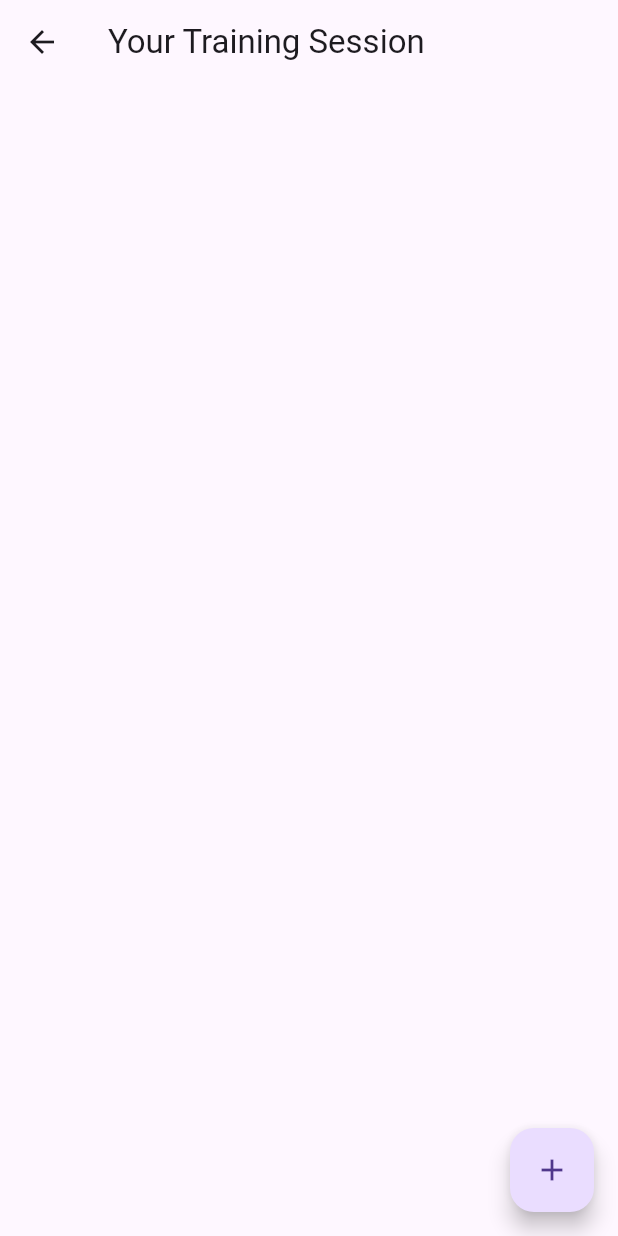
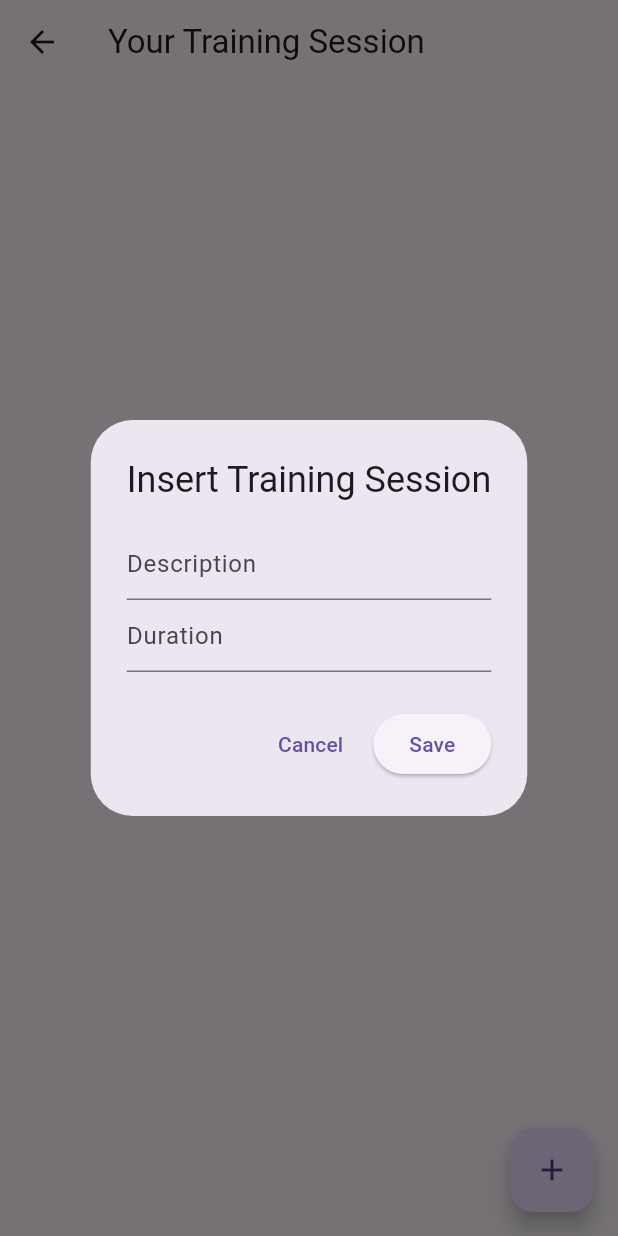
Before and after one commit to DavidKPV/Flutter_Learning, a Flutter app: the SessionsScreen screen opened directly, after a tap on the "add" icon, on a phone screen of 412 x 824 dp. Run offline on Flutter 3.47's test engine with Material 3 defaults, Android fonts, the phone set to English and light mode, and no system bars; our stand-ins replace flutter_dotenv, shared_preferences; accounts and stored records are empty.

Commit message:
Add complete session screen

```diff
--- a/lib/data/shared_preferences_helper.dart
+++ b/lib/data/shared_preferences_helper.dart
@@ -12,4 +12,29 @@ class SharedPreferencesHelper {
   Future writeSession(Session session) async {
     prefs.setString(session.id.toString(), json.encode(session.toJson()));
   }
+
+  List<Session> getSessions() {
+    List<Session> sessions = [];
+    Set<String> keys = prefs.getKeys();
+
+    keys.forEach((String key) {
+      if(key != "counter") {
+        Session session = Session.fromJson(jsonDecode(prefs.getString(key) ?? ""));
+        sessions.add(session);
+      }
+    });
+    return sessions;
+  }
+
+  Future setCounter() async {
+    int counter = prefs.getInt("counter") ?? 0;
+    counter++;
+    await prefs.setInt("counter", counter);
+  }
+
+  int getCounter() => prefs.getInt("counter") ?? 0;
+
+  Future  deleteSession(int id) async {
+    prefs.remove(id.toString());
+  }
 }
--- a/lib/screens/session_screen.dart
+++ b/lib/screens/session_screen.dart
@@ -10,15 +10,28 @@ class SessionsScreen extends StatefulWidget {
 }
 
 class _SessionsScreenState extends State<SessionsScreen> {
+  List<Session> sessions = [];
+  final TextEditingController textDescription = TextEditingController();
+  final TextEditingController textDuration = TextEditingController();
+  final SharedPreferencesHelper spHelper = SharedPreferencesHelper();
+
+  @override
+  void initState() {
+    spHelper.init().then((value) {updateScreen();});
+    super.initState();
+  }
+
   @override
   Widget build(BuildContext context) {
     return Scaffold(
       appBar: AppBar(
         title: Text("Your Training Session"),
       ),
-      body: Container(),
+      body: ListView(children: getContent()),
       floatingActionButton: FloatingActionButton(
-          onPressed: () {},
+          onPressed: () {
+            showSessionDialog(context);
+          },
         child: Icon(Icons.add),
       ),
     );
@@ -28,8 +41,83 @@ class _SessionsScreenState extends State<SessionsScreen> {
     return showDialog(
       context: context,
       builder: (BuildContext context)   {
-        return AlertDialog();
+        return AlertDialog(
+          title: Text("Insert Training Session"),
+          content: SingleChildScrollView(
+            child: Column(
+              children: [
+                TextField(
+                  controller: textDescription,
+                  decoration: InputDecoration(
+                    hintText: "Description",
+                  ),
+                ),
+                TextField(
+                  controller: textDuration,
+                  decoration: InputDecoration(
+                    hintText: "Duration",
+                  ),
+                ),
+              ],
+            ),
+          ),
+          actions: [
+            TextButton(
+                onPressed: () {
+                  Navigator.pop(context);
+                  textDescription.text = "";
+                  textDuration.text = "";
+                },
+                child: Text("Cancel")
+            ),
+            ElevatedButton(
+                onPressed: saveSession,
+                child: Text("Save")
+            )
+          ],
+        );
       }
     );
   }
+
+  Future saveSession() async {
+    DateTime now = DateTime.now();
+    String today = "${now.year}-${now.month}-${now.day}";
+    int id = spHelper.getCounter() + 1;
+    Session newSession = Session(
+        id, today, textDescription.text, int.tryParse(textDuration.text) ?? 0);
+    spHelper.writeSession(newSession).then(
+            (_) {
+              updateScreen();
+              spHelper.setCounter();
+            }
+    );
+    textDescription.text = "";
+    textDuration.text = "";
+    Navigator.pop(context);
+  }
+
+  List<Widget> getContent() {
+    List<Widget> tiles = [];
+    sessions.forEach((session) {
+      tiles.add(
+        Dismissible(
+          key: UniqueKey(),
+          onDismissed: (_) {
+            spHelper.deleteSession(session.id).then((_) {updateScreen();});
+          },
+          child: ListTile(
+            title: Text(session.description),
+            subtitle: Text("${session.date} - duration: ${session.duration} min"),
+          ),
+        )
+      );
+    });
+    return tiles;
+  }
+
+  void updateScreen() {
+    sessions = spHelper.getSessions();
+    setState(() {});
+  }
 }
```
Also changed, not shown: pubspec.lock, 1 other file.
